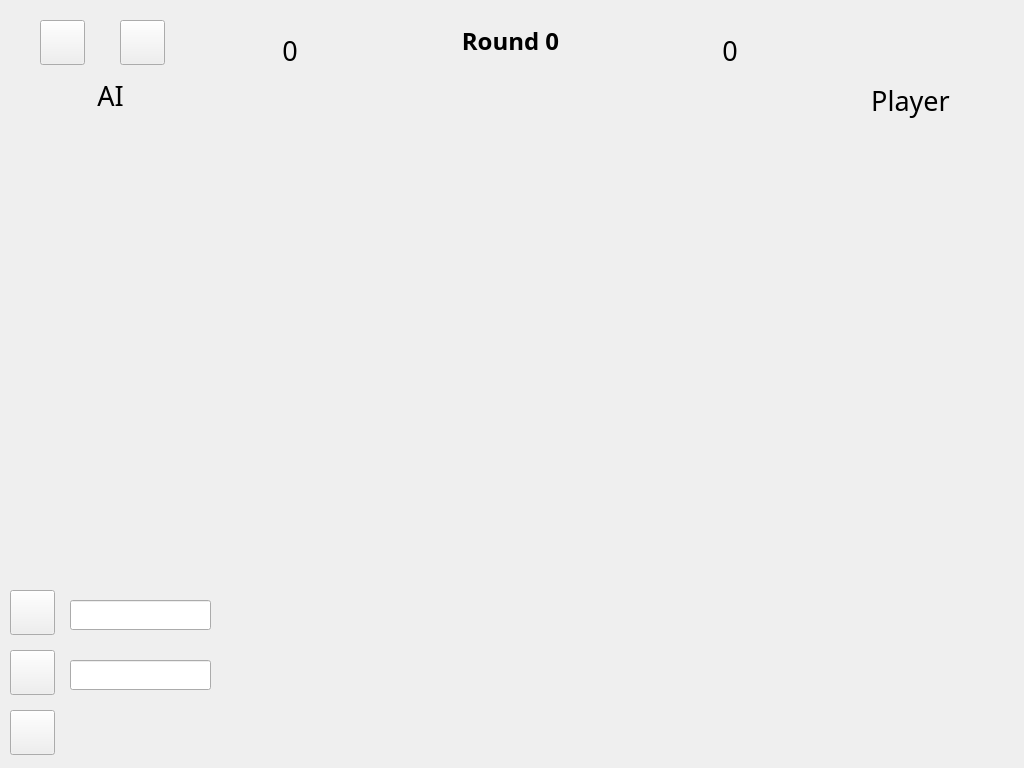
This is lib/human/part_humanvsai.ui in woinck/DS15-dev as Qt 5 draws it before an edit. The edited form follows.
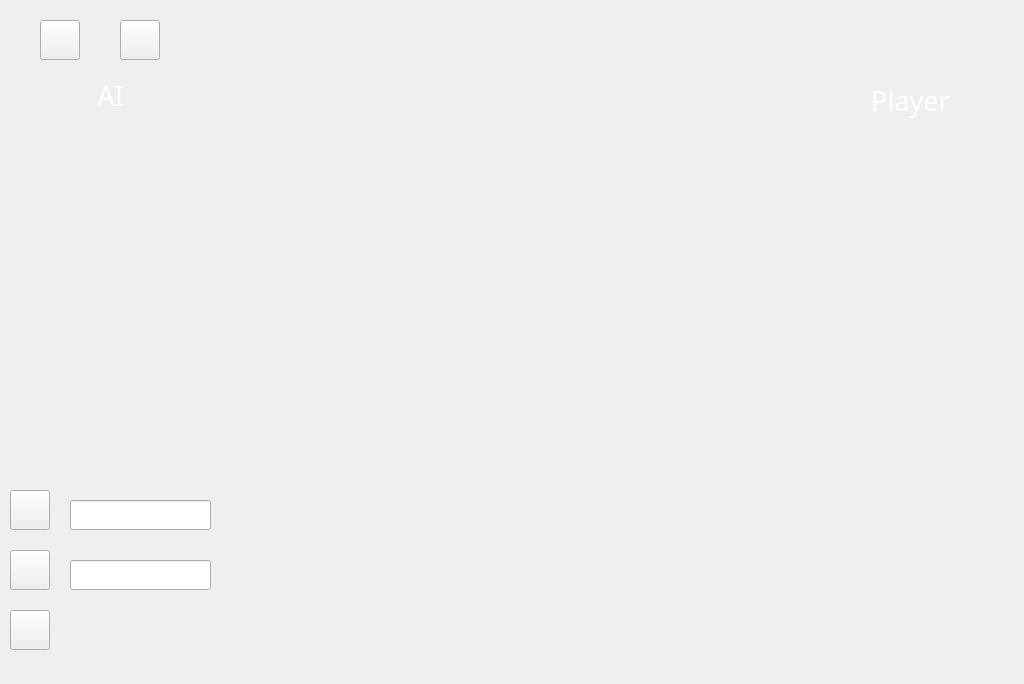
This is the edited form.

What changed in the file:
```diff
--- a/lib/human/part_humanvsai.ui
+++ b/lib/human/part_humanvsai.ui
@@ -7,7 +7,7 @@
     <x>0</x>
     <y>0</y>
     <width>1024</width>
-    <height>768</height>
+    <height>684</height>
    </rect>
   </property>
   <property name="windowTitle">
@@ -17,9 +17,9 @@
    <property name="geometry">
     <rect>
      <x>10</x>
-     <y>590</y>
-     <width>45</width>
-     <height>45</height>
+     <y>490</y>
+     <width>40</width>
+     <height>40</height>
     </rect>
    </property>
    <property name="text">
@@ -30,11 +30,17 @@
    <property name="geometry">
     <rect>
      <x>70</x>
-     <y>600</y>
+     <y>500</y>
      <width>141</width>
      <height>30</height>
     </rect>
    </property>
+   <property name="sizePolicy">
+    <sizepolicy hsizetype="Fixed" vsizetype="Fixed">
+     <horstretch>0</horstretch>
+     <verstretch>0</verstretch>
+    </sizepolicy>
+   </property>
    <property name="autoFillBackground">
     <bool>false</bool>
    </property>
@@ -46,9 +52,9 @@
    <property name="geometry">
     <rect>
      <x>10</x>
-     <y>650</y>
-     <width>45</width>
-     <height>45</height>
+     <y>550</y>
+     <width>40</width>
+     <height>40</height>
     </rect>
    </property>
    <property name="text">
@@ -59,7 +65,7 @@
    <property name="geometry">
     <rect>
      <x>70</x>
-     <y>660</y>
+     <y>560</y>
      <width>141</width>
      <height>30</height>
     </rect>
@@ -71,17 +77,6 @@
     </sizepolicy>
    </property>
   </widget>
-  <widget class="QWidget" name="verticalLayoutWidget">
-   <property name="geometry">
-    <rect>
-     <x>20</x>
-     <y>140</y>
-     <width>181</width>
-     <height>431</height>
-    </rect>
-   </property>
-   <layout class="QVBoxLayout" name="verticalLayout"/>
-  </widget>
   <widget class="QWidget" name="verticalLayoutWidget_2">
    <property name="geometry">
     <rect>
@@ -97,9 +92,9 @@
    <property name="geometry">
     <rect>
      <x>10</x>
-     <y>710</y>
-     <width>45</width>
-     <height>45</height>
+     <y>610</y>
+     <width>40</width>
+     <height>40</height>
     </rect>
    </property>
    <property name="text">
@@ -111,8 +106,8 @@
     <rect>
      <x>40</x>
      <y>20</y>
-     <width>45</width>
-     <height>45</height>
+     <width>40</width>
+     <height>40</height>
     </rect>
    </property>
    <property name="text">
@@ -122,8 +117,8 @@
   <widget class="QWidget" name="verticalLayoutWidget_3">
    <property name="geometry">
     <rect>
-     <x>220</x>
-     <y>90</y>
+     <x>230</x>
+     <y>80</y>
      <width>591</width>
      <height>531</height>
     </rect>
@@ -135,82 +130,14 @@
     <rect>
      <x>120</x>
      <y>20</y>
-     <width>45</width>
-     <height>45</height>
+     <width>40</width>
+     <height>40</height>
     </rect>
    </property>
    <property name="text">
     <string/>
    </property>
   </widget>
-  <widget class="QLabel" name="roundLabel">
-   <property name="geometry">
-    <rect>
-     <x>440</x>
-     <y>20</y>
-     <width>141</width>
-     <height>41</height>
-    </rect>
-   </property>
-   <property name="font">
-    <font>
-     <family>Amiri</family>
-     <pointsize>18</pointsize>
-     <weight>75</weight>
-     <bold>true</bold>
-    </font>
-   </property>
-   <property name="text">
-    <string>Round 0</string>
-   </property>
-   <property name="alignment">
-    <set>Qt::AlignCenter</set>
-   </property>
-  </widget>
-  <widget class="QLabel" name="scoLabel1">
-   <property name="geometry">
-    <rect>
-     <x>250</x>
-     <y>30</y>
-     <width>80</width>
-     <height>40</height>
-    </rect>
-   </property>
-   <property name="font">
-    <font>
-     <family>Lohit Hindi</family>
-     <pointsize>20</pointsize>
-    </font>
-   </property>
-   <property name="text">
-    <string>0</string>
-   </property>
-   <property name="alignment">
-    <set>Qt::AlignCenter</set>
-   </property>
-  </widget>
-  <widget class="QLabel" name="scoLabel2">
-   <property name="geometry">
-    <rect>
-     <x>690</x>
-     <y>30</y>
-     <width>80</width>
-     <height>40</height>
-    </rect>
-   </property>
-   <property name="font">
-    <font>
-     <family>Lohit Hindi</family>
-     <pointsize>20</pointsize>
-    </font>
-   </property>
-   <property name="text">
-    <string>0</string>
-   </property>
-   <property name="alignment">
-    <set>Qt::AlignCenter</set>
-   </property>
-  </widget>
   <widget class="QLabel" name="label">
    <property name="geometry">
     <rect>
@@ -220,6 +147,43 @@
      <height>31</height>
     </rect>
    </property>
+   <property name="palette">
+    <palette>
+     <active>
+      <colorrole role="WindowText">
+       <brush brushstyle="SolidPattern">
+        <color alpha="255">
+         <red>255</red>
+         <green>255</green>
+         <blue>255</blue>
+        </color>
+       </brush>
+      </colorrole>
+     </active>
+     <inactive>
+      <colorrole role="WindowText">
+       <brush brushstyle="SolidPattern">
+        <color alpha="255">
+         <red>255</red>
+         <green>255</green>
+         <blue>255</blue>
+        </color>
+       </brush>
+      </colorrole>
+     </inactive>
+     <disabled>
+      <colorrole role="WindowText">
+       <brush brushstyle="SolidPattern">
+        <color alpha="255">
+         <red>120</red>
+         <green>120</green>
+         <blue>120</blue>
+        </color>
+       </brush>
+      </colorrole>
+     </disabled>
+    </palette>
+   </property>
    <property name="font">
     <font>
      <family>SimHei</family>
@@ -242,6 +206,43 @@
      <height>41</height>
     </rect>
    </property>
+   <property name="palette">
+    <palette>
+     <active>
+      <colorrole role="WindowText">
+       <brush brushstyle="SolidPattern">
+        <color alpha="255">
+         <red>255</red>
+         <green>255</green>
+         <blue>255</blue>
+        </color>
+       </brush>
+      </colorrole>
+     </active>
+     <inactive>
+      <colorrole role="WindowText">
+       <brush brushstyle="SolidPattern">
+        <color alpha="255">
+         <red>255</red>
+         <green>255</green>
+         <blue>255</blue>
+        </color>
+       </brush>
+      </colorrole>
+     </inactive>
+     <disabled>
+      <colorrole role="WindowText">
+       <brush brushstyle="SolidPattern">
+        <color alpha="255">
+         <red>120</red>
+         <green>120</green>
+         <blue>120</blue>
+        </color>
+       </brush>
+      </colorrole>
+     </disabled>
+    </palette>
+   </property>
    <property name="font">
     <font>
      <family>SimHei</family>
```
